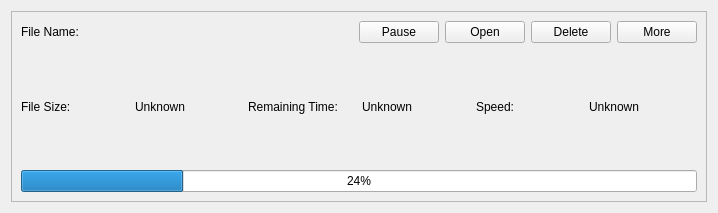
This is src/DownloadItemWidget.ui in L-Super/FlowD as Qt 5 draws it before an edit. The edited form follows.
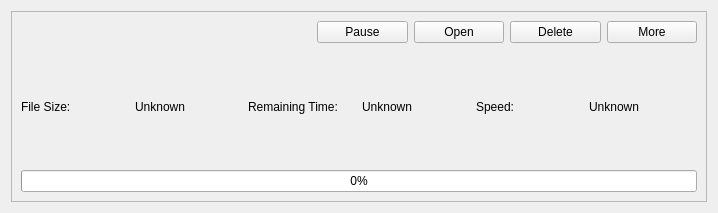
This is the edited form.

Commit message:
fix: download logic
- send ui events by a different thread
- complete download callback
- refactor DownloadItemWidget and DownloadListWidget

```diff
--- a/src/DownloadItemWidget.ui
+++ b/src/DownloadItemWidget.ui
@@ -34,13 +34,6 @@
      <layout class="QVBoxLayout" name="verticalLayout">
       <item>
        <layout class="QHBoxLayout" name="horizontalLayout_2">
-        <item>
-         <widget class="QLabel" name="label_4">
-          <property name="text">
-           <string>File Name:</string>
-          </property>
-         </widget>
-        </item>
         <item>
          <widget class="QLabel" name="fileNameLabel">
           <property name="text">
@@ -164,7 +157,7 @@
       <item>
        <widget class="QProgressBar" name="progressBar">
         <property name="value">
-         <number>24</number>
+         <number>0</number>
         </property>
        </widget>
       </item>
```
The commit also changes 12 other files.
